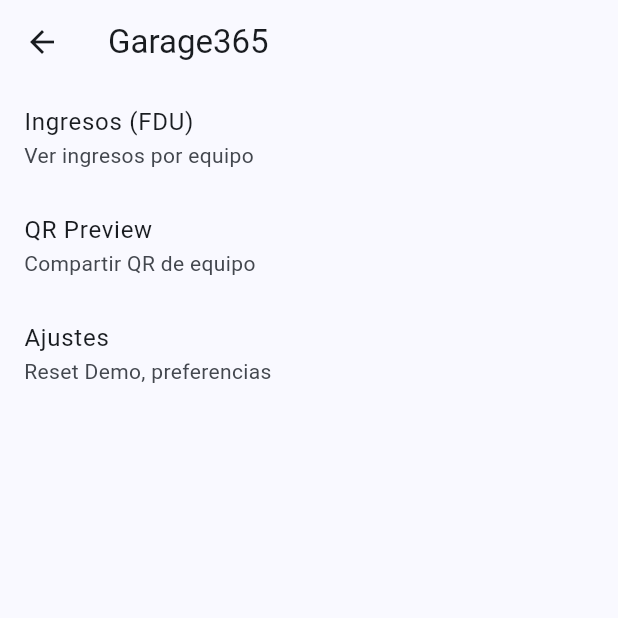
After one commit to bomoro2/garage365f, a Flutter app: the HomePage screen opened directly, on a phone screen of 412 x 824 dp, the top half of it. The commit adds this screen. Run offline on Flutter 3.47's test engine with Material 3 defaults, Android fonts, the phone set to English and light mode, and no system bars; our stand-ins replace flutter_riverpod, go_router, qr_flutter, screenshot, share_plus, shared_preferences; missing offline and left inert: mobile_scanner; accounts and stored records are empty.

```diff
--- a/lib/data/repositories/prefs_store.dart
+++ b/lib/data/repositories/prefs_store.dart
@@ -17,4 +17,9 @@ class PrefsStore {
     final prefs = await SharedPreferences.getInstance();
     await prefs.setString(key, json.encode(data));
   }
+
+  static Future<void> clearAll() async {
+    final prefs = await SharedPreferences.getInstance();
+    await prefs.clear();
+  }
 }
--- a/lib/router.dart
+++ b/lib/router.dart
@@ -7,10 +7,11 @@ import 'views/qr/qr_scan_page.dart';
 import 'views/qr/qr_preview_page.dart';
 import 'views/asset/create_asset_page.dart';
 import 'views/intake/create_intake_page.dart';
-import 'views/intake/intake_detail_page.dart'; // <- NUEVO
+import 'views/intake/intake_detail_page.dart';
 import 'state/asset_list_provider.dart';
 import 'views/task/task_list_page.dart';
 import 'views/task/task_detail_page.dart';
+import 'views/settings/settings_page.dart';
 
 final router = GoRouter(
   routes: [
@@ -51,6 +52,7 @@ final router = GoRouter(
         intakeId: st.pathParameters['intakeId']!,
       ),
     ),
+    GoRoute(path: '/settings', builder: (ctx, st) => const SettingsPage()),
   ],
 );
 
--- a/lib/views/asset/create_asset_page.dart
+++ b/lib/views/asset/create_asset_page.dart
@@ -4,6 +4,7 @@ import 'package:uuid/uuid.dart';
 import '../../state/asset_list_provider.dart';
 import '../../data/models/asset.dart';
 import 'package:go_router/go_router.dart';
+import '../../core/navigation/safe_back.dart';
 
 class CreateAssetPage extends ConsumerStatefulWidget {
   const CreateAssetPage({super.key});
@@ -50,7 +51,7 @@ class _CreateAssetPageState extends ConsumerState<CreateAssetPage> {
 
       if (!mounted) return;
       // Ir directo a ver su QR (o a la FDU si querés)
-      context.go('/qr/preview/$id');
+      context.push('/qr/preview/$id');
     } catch (e) {
       if (!mounted) return;
       ScaffoldMessenger.of(
--- /dev/null
+++ b/lib/views/home/home_page.dart
@@ -0,0 +1,32 @@
+import 'package:flutter/material.dart';
+import 'package:go_router/go_router.dart';
+
+class HomePage extends StatelessWidget {
+  const HomePage({super.key});
+
+  @override
+  Widget build(BuildContext context) {
+    return Scaffold(
+      appBar: AppBar(title: const Text('Garage365')),
+      body: ListView(
+        children: [
+          ListTile(
+            title: const Text('Ingresos (FDU)'),
+            subtitle: const Text('Ver ingresos por equipo'),
+            onTap: () => context.go('/fdu'),
+          ),
+          ListTile(
+            title: const Text('QR Preview'),
+            subtitle: const Text('Compartir QR de equipo'),
+            onTap: () => context.go('/qr'),
+          ),
+          ListTile(
+            title: const Text('Ajustes'),
+            subtitle: const Text('Reset Demo, preferencias'),
+            onTap: () => context.go('/settings'),
+          ),
+        ],
+      ),
+    );
+  }
+}
--- a/lib/views/scan/scan_page.dart
+++ b/lib/views/scan/scan_page.dart
@@ -13,6 +13,10 @@ class ScanPage extends ConsumerWidget {
       appBar: AppBar(
         title: const Text('Garage365 · Equipos'),
         actions: [
+          IconButton(
+            icon: const Icon(Icons.settings),
+            onPressed: () => context.push('/settings'),
+          ),
           IconButton(
             tooltip: 'Nuevo equipo',
             onPressed: () => context.push('/assets/new'),
```
Also changed, not shown: lib/core/navigation/safe_back.dart (added, +11 -0 lines), lib/state/reset_demo_provider.dart (added, +18 -0 lines), lib/views/settings/settings_page.dart (added, +62 -0 lines).
